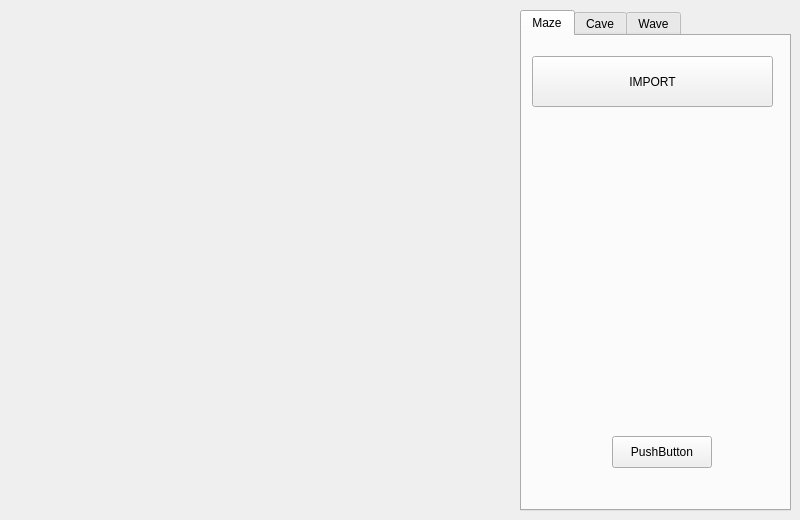
Qt form src/Maze/Config/mainwindow.ui (SHEDRYn/Eller_algorithm-maze_generation) before a commit.
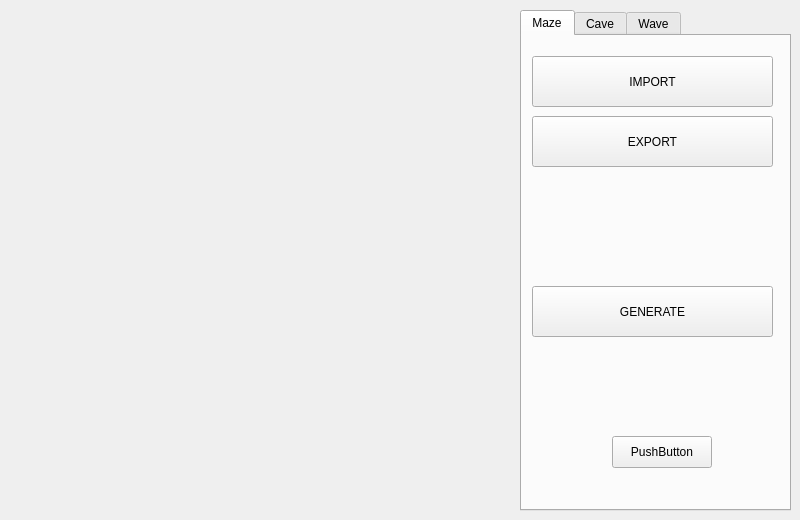
The same form after that commit.

```diff
--- a/src/Maze/Config/mainwindow.ui
+++ b/src/Maze/Config/mainwindow.ui
@@ -66,6 +66,32 @@
        <string>PushButton</string>
       </property>
      </widget>
+     <widget class="QPushButton" name="exportBtn">
+      <property name="geometry">
+       <rect>
+        <x>10</x>
+        <y>80</y>
+        <width>241</width>
+        <height>51</height>
+       </rect>
+      </property>
+      <property name="text">
+       <string>EXPORT</string>
+      </property>
+     </widget>
+     <widget class="QPushButton" name="generateBtn">
+      <property name="geometry">
+       <rect>
+        <x>10</x>
+        <y>250</y>
+        <width>241</width>
+        <height>51</height>
+       </rect>
+      </property>
+      <property name="text">
+       <string>GENERATE</string>
+      </property>
+     </widget>
     </widget>
     <widget class="QWidget" name="tabCave">
      <attribute name="title">
```
